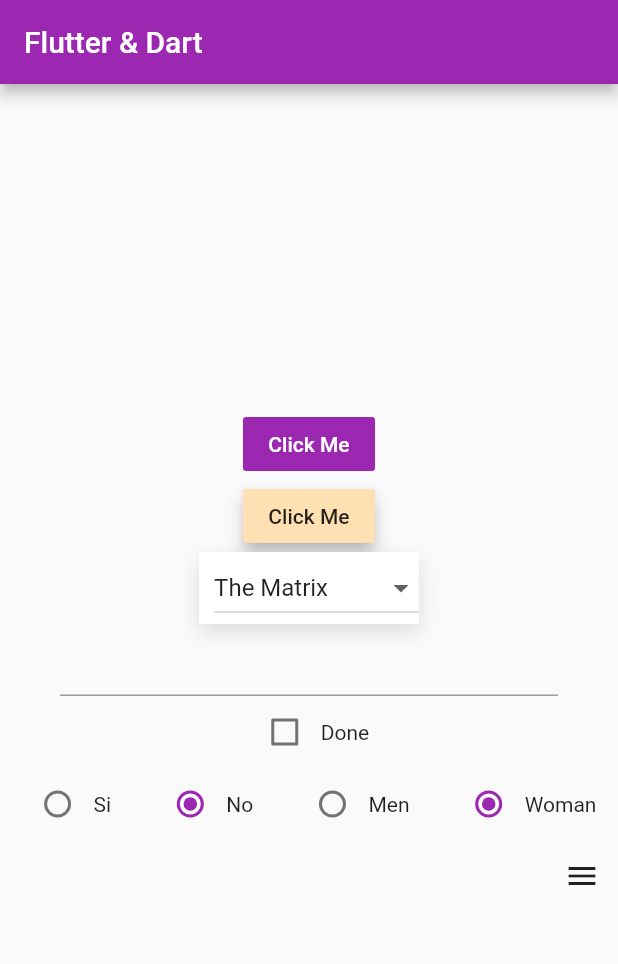
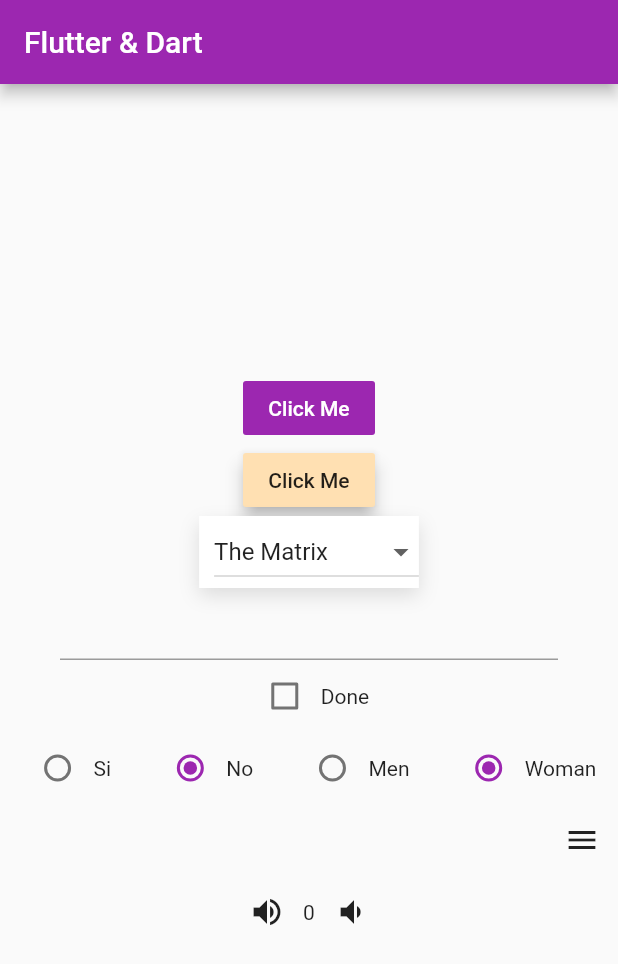
Before and after one commit to DiaDeMuertos/Udemy_section5, a Flutter app: the screen it shows after launch, on a phone screen of 412 x 824 dp. Shown: the top 964 px of the screen. Run offline on Flutter 3.47's test engine with Material 2 defaults, Android fonts, the phone set to English and light mode, and no system bars.

Commit message:
added widget IconButton implementation

```diff
--- a/lib/main.dart
+++ b/lib/main.dart
@@ -31,6 +31,7 @@ class _MyHomePageState extends State<MyHomePage> {
   bool isChecked = false;
   int groupA = 1;
   int groupB = 2;
+  int volume = 0;
 
   final TextEditingController controller = new TextEditingController();
 
@@ -61,6 +62,18 @@ class _MyHomePageState extends State<MyHomePage> {
   void hanlderTextFieldOnChanged(String value) => print('typed...$value');
 
   void hanlderTextFieldOnSubmitted(String value) => print('submitted');
+
+  void handlerVolumeUpOnPressed() {
+    setState(() {
+      volume = volume + 1;
+    });
+  }
+
+  void handlerVolumeDownOnPressed() {
+    setState(() {
+      volume = volume - 1 < 0 ? 0 : volume - 1;
+    });
+  }
 
   @override
   Widget build(BuildContext context) {
@@ -118,6 +131,22 @@ class _MyHomePageState extends State<MyHomePage> {
               menuPlaces(),
             ],
           ),
+          Row(
+            mainAxisAlignment: MainAxisAlignment.center,
+            children: <Widget>[
+              IconButton(
+                icon: Icon(Icons.volume_up),
+                tooltip: 'Up the volume',
+                onPressed: handlerVolumeUpOnPressed,
+              ),
+              Text(volume.toString()),
+              IconButton(
+                icon: Icon(Icons.volume_down),
+                tooltip: 'Down the volume',
+                onPressed: handlerVolumeDownOnPressed,
+              )
+            ],
+          )
         ],
       ),
     );
```
